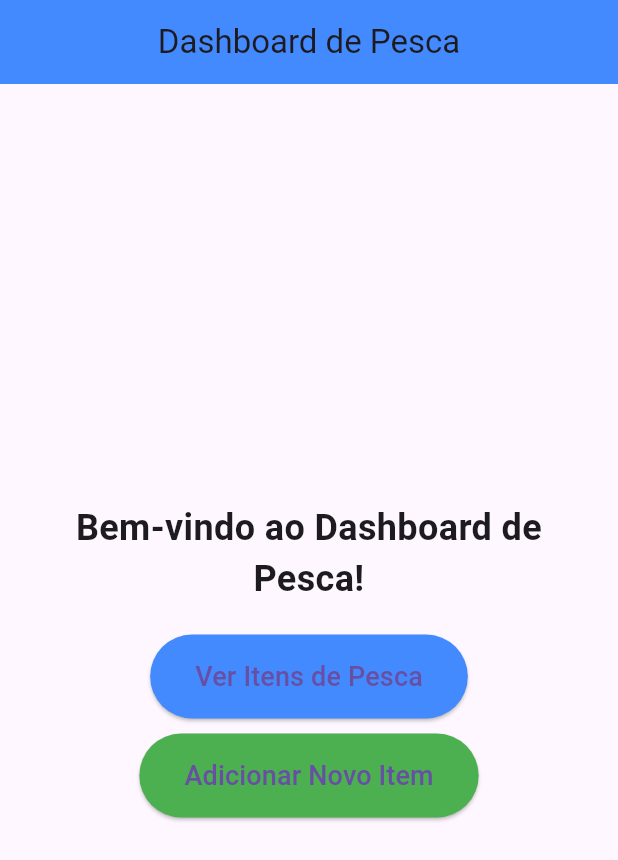
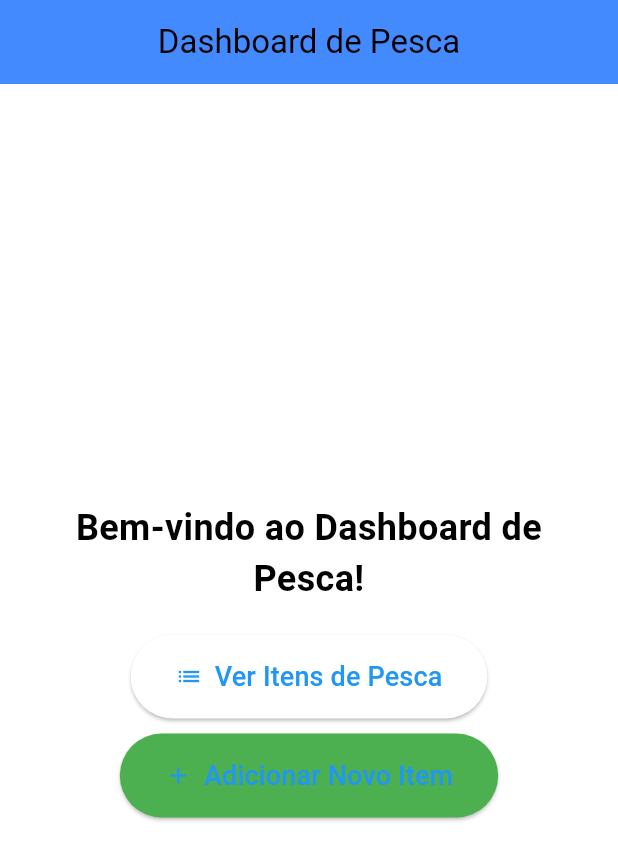
Before and after one commit to Vitorgooto/atividade_final_mob, a Flutter app: the screen it shows after launch, on a phone screen of 412 x 824 dp. Shown: the top 860 px of the screen. Run offline on Flutter 3.47's test engine with Material 3 defaults, Android fonts, the phone set to English and light mode, and no system bars.

Commit message:
centralizando o home

```diff
--- a/mobile/lib/main.dart
+++ b/mobile/lib/main.dart
@@ -10,7 +10,17 @@ class TralhaDePescaApp extends StatelessWidget {
   Widget build(BuildContext context) {
     return MaterialApp(
       title: 'Tralha de Pesca',
-      theme: ThemeData(primarySwatch: Colors.blue),
+      theme: ThemeData(
+        primarySwatch: Colors.blue,
+        colorScheme: ColorScheme.fromSwatch().copyWith(
+          secondary: Colors.greenAccent, // Define a accent color aqui
+        ),
+        buttonTheme: ButtonThemeData(
+          buttonColor: Colors.blueAccent,
+          shape: RoundedRectangleBorder(borderRadius: BorderRadius.circular(10)),
+          textTheme: ButtonTextTheme.primary,
+        ),
+      ),
       initialRoute: '/',
       routes: {
         '/': (context) => HomeScreen(),
--- a/mobile/lib/screens/home_screen.dart
+++ b/mobile/lib/screens/home_screen.dart
@@ -9,10 +9,12 @@ class HomeScreen extends StatelessWidget {
         centerTitle: true,
         backgroundColor: Colors.blueAccent,
       ),
-      body: Padding(
+      body: Center(  // Center para centralizar todo o conteúdo na tela
+        child: Padding(
           padding: const EdgeInsets.all(16.0),
           child: Column(
             mainAxisAlignment: MainAxisAlignment.center,
+            crossAxisAlignment: CrossAxisAlignment.center,  // Centraliza horizontalmente
             children: [
               Text(
                 'Bem-vindo ao Dashboard de Pesca!',
@@ -20,18 +22,18 @@ class HomeScreen extends StatelessWidget {
                 textAlign: TextAlign.center,
               ),
               SizedBox(height: 20),
-            ElevatedButton(
+              ElevatedButton.icon(
                 style: ElevatedButton.styleFrom(
                   padding: EdgeInsets.symmetric(horizontal: 30, vertical: 15),
-                backgroundColor: Colors.blueAccent,
                 ),
                 onPressed: () {
                   Navigator.pushNamed(context, '/list');
                 },
-              child: Text('Ver Itens de Pesca', style: TextStyle(fontSize: 18)),
+                icon: Icon(Icons.list),
+                label: Text('Ver Itens de Pesca', style: TextStyle(fontSize: 18)),
               ),
               SizedBox(height: 10),
-            ElevatedButton(
+              ElevatedButton.icon(
                 style: ElevatedButton.styleFrom(
                   padding: EdgeInsets.symmetric(horizontal: 30, vertical: 15),
                   backgroundColor: Colors.green,
@@ -39,9 +41,11 @@ class HomeScreen extends StatelessWidget {
                 onPressed: () {
                   Navigator.pushNamed(context, '/form');
                 },
-              child: Text('Adicionar Novo Item', style: TextStyle(fontSize: 18)),
+                icon: Icon(Icons.add),
+                label: Text('Adicionar Novo Item', style: TextStyle(fontSize: 18)),
               ),
             ],
+          ),
         ),
       ),
     );
--- a/mobile/lib/widgets/fishing_item_card.dart
+++ b/mobile/lib/widgets/fishing_item_card.dart
@@ -1,5 +1,4 @@
 import 'package:flutter/material.dart';
-import 'package:font_awesome_flutter/font_awesome_flutter.dart';
 import '../models/fishing_item.dart';
 
 class FishingItemCard extends StatelessWidget {
@@ -14,7 +13,7 @@ class FishingItemCard extends StatelessWidget {
       elevation: 4,
       shape: RoundedRectangleBorder(borderRadius: BorderRadius.circular(10)),
       child: ListTile(
-        leading: FaIcon(FontAwesomeIcons.fish, color: Colors.blueAccent, size: 40),
+        leading: Icon(Icons.sailing, color: Colors.blueAccent, size: 40),
         title: Text(
           item.name,
           style: TextStyle(fontSize: 18, fontWeight: FontWeight.bold),
```
Lines whose indentation alone changed are shown as unchanged.
